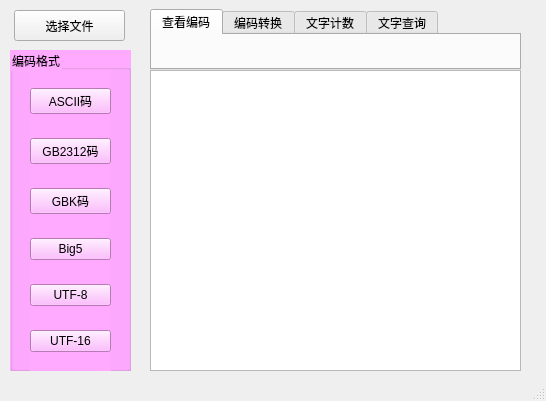
Old version of the form mainWindow.ui in the repository lilruike/charParser.
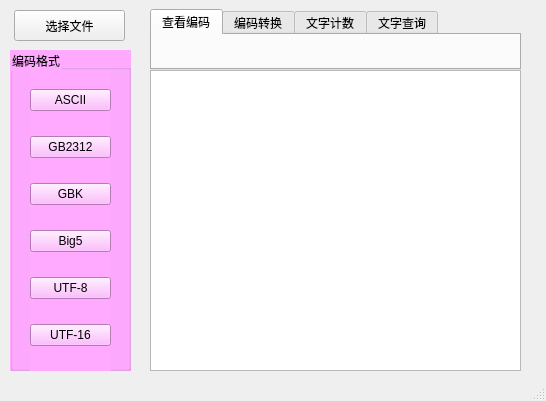
New version of the form.

Commit message: resolve utf16

Diff of the .ui file:
```diff
--- a/mainWindow.ui
+++ b/mainWindow.ui
@@ -49,21 +49,30 @@
       <item>
        <widget class="QPushButton" name="ASCIIButton">
         <property name="text">
-         <string>ASCII码</string>
+         <string>ASCII</string>
+        </property>
+        <property name="checkable">
+         <bool>true</bool>
         </property>
        </widget>
       </item>
       <item>
        <widget class="QPushButton" name="GB2312Button">
         <property name="text">
-         <string>GB2312码</string>
+         <string>GB2312</string>
+        </property>
+        <property name="checkable">
+         <bool>true</bool>
         </property>
        </widget>
       </item>
       <item>
        <widget class="QPushButton" name="GBKButton">
         <property name="text">
-         <string>GBK码</string>
+         <string>GBK</string>
+        </property>
+        <property name="checkable">
+         <bool>true</bool>
         </property>
        </widget>
       </item>
@@ -72,6 +81,9 @@
         <property name="text">
          <string>Big5</string>
         </property>
+        <property name="checkable">
+         <bool>true</bool>
+        </property>
        </widget>
       </item>
       <item>
@@ -79,6 +91,9 @@
         <property name="text">
          <string>UTF-8</string>
         </property>
+        <property name="checkable">
+         <bool>true</bool>
+        </property>
        </widget>
       </item>
       <item>
@@ -86,6 +101,9 @@
         <property name="text">
          <string>UTF-16</string>
         </property>
+        <property name="checkable">
+         <bool>true</bool>
+        </property>
        </widget>
       </item>
      </layout>
```
The commit also changes 1 other file.
